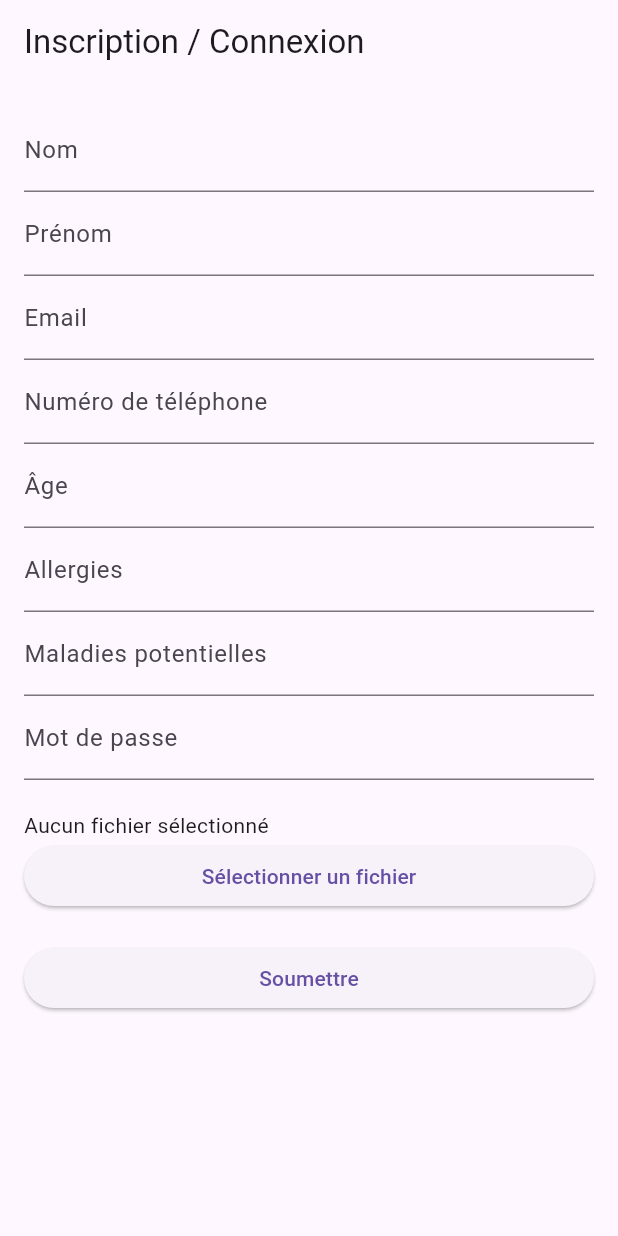
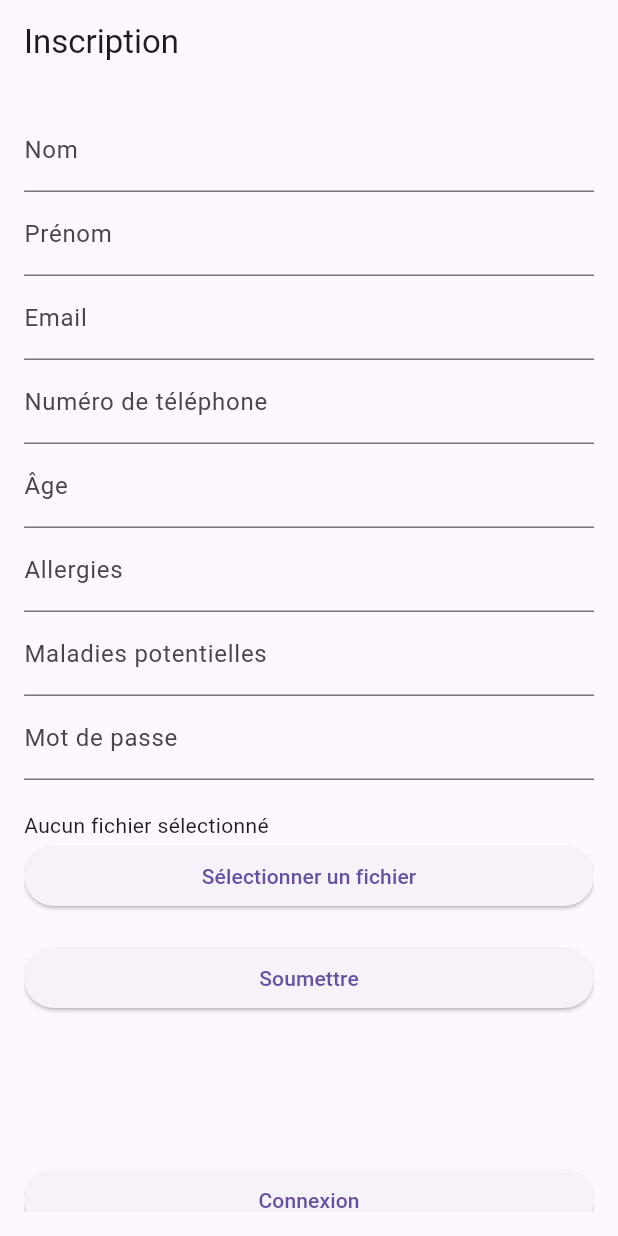
Before and after one commit to danzo-git/hospitalApi, a Flutter app: the screen it shows after launch, on a phone screen of 412 x 824 dp. Run offline on Flutter 3.47's test engine with Material 3 defaults, Android fonts, the phone set to English and light mode, and no system bars; our stand-ins replace file_picker.

Commit message:
bug resolu sur inscription

```diff
--- a/lib/RegistrationForm.dart
+++ b/lib/RegistrationForm.dart
@@ -7,6 +7,8 @@ import 'package:hospitalfront/PatientData.dart';
 import 'package:http/http.dart' as http;
 
 class RegistrationForm extends StatefulWidget {
+  const RegistrationForm({super.key});
+
   @override
   _RegistrationFormState createState() => _RegistrationFormState();
 }
@@ -24,18 +26,16 @@ class _RegistrationFormState extends State<RegistrationForm> {
   String? _selectedFile;
   String? _password;
 
-
   Future<http.Response> createPatient(PatientData patient) async {
     final response = await http.post(
       Uri.parse('http://10.0.2.2:8000/api/patients'),
       headers: <String, String>{
         'Content-Type': 'application/ld+json',
       },
-
       body: jsonEncode(patient.toJson()),
     );
 
-  if (response.statusCode == 200) {
+    if (response.statusCode == 201) {
       // Si la requête a réussi et les données ont été insérées
       return response;
     } else {
@@ -43,6 +43,7 @@ class _RegistrationFormState extends State<RegistrationForm> {
       throw Exception('Échec de la création de l\'hôpital');
     }
   }
+
   Future<void> _pickFile() async {
     FilePickerResult? result = await FilePicker.platform.pickFiles();
 
@@ -72,10 +73,12 @@ class _RegistrationFormState extends State<RegistrationForm> {
 
       // Appelle la fonction createPatient pour envoyer les données à l'API
       createPatient(newPatient).then((response) {
+        // ignore: use_build_context_synchronously
         ScaffoldMessenger.of(context).showSnackBar(
           const SnackBar(content: Text('Inscription réussie!')),
         );
       }).catchError((error) {
+        // ignore: use_build_context_synchronously
         ScaffoldMessenger.of(context).showSnackBar(
           SnackBar(content: Text('Échec de l\'inscription: $error')),
         );
@@ -87,7 +90,7 @@ class _RegistrationFormState extends State<RegistrationForm> {
   Widget build(BuildContext context) {
     return Scaffold(
       appBar: AppBar(
-        title: const Text('Inscription / Connexion'),
+        title: const Text('Inscription '),
       ),
       body: Padding(
         padding: const EdgeInsets.all(16.0),
@@ -130,7 +133,8 @@ class _RegistrationFormState extends State<RegistrationForm> {
                 onSaved: (value) => _email = value,
               ),
               TextFormField(
-                decoration: const InputDecoration(labelText: 'Numéro de téléphone'),
+                decoration:
+                    const InputDecoration(labelText: 'Numéro de téléphone'),
                 keyboardType: TextInputType.phone,
                 validator: (value) {
                   if (value == null || value.isEmpty) {
@@ -160,7 +164,8 @@ class _RegistrationFormState extends State<RegistrationForm> {
                 onSaved: (value) => _allergy = value,
               ),
               TextFormField(
-                decoration: const InputDecoration(labelText: 'Maladies potentielles'),
+                decoration:
+                    const InputDecoration(labelText: 'Maladies potentielles'),
                 onSaved: (value) => _potentialIllness = value,
               ),
               TextFormField(
@@ -192,13 +197,18 @@ class _RegistrationFormState extends State<RegistrationForm> {
                 onPressed: _submitForm,
                 child: const Text('Soumettre'),
               ),
-
+              const SizedBox(height: 100),
+              ElevatedButton(
+                  onPressed: () => {
+                        Navigator.push(
+                            context,
+                            MaterialPageRoute(
+                                builder: (context) => Connexion()))
+                      },
+                  child: const Text("Connexion")),
             ],
-
-
           ),
         ),
-
       ),
     );
   }
```
Lines whose indentation alone changed are shown as unchanged.
